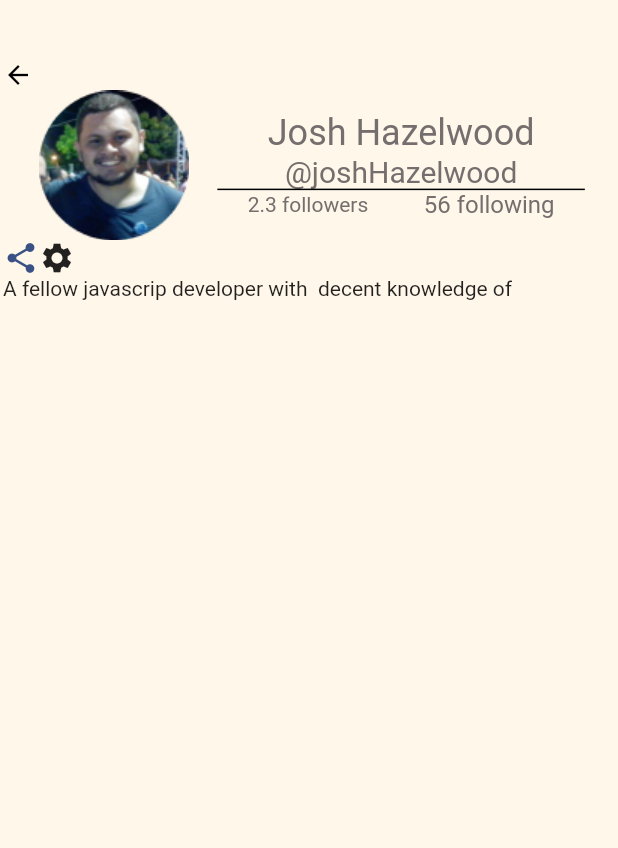
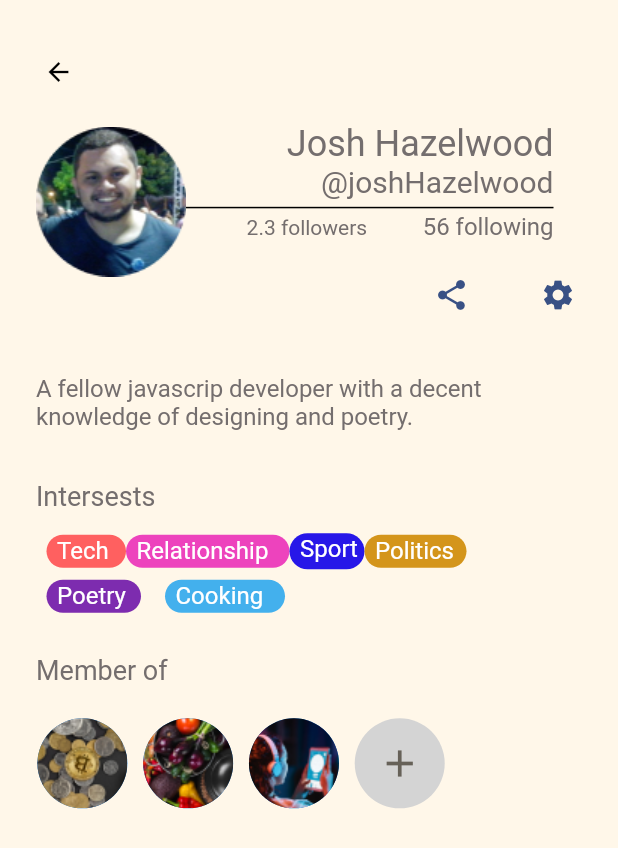
Before and after one commit to marivelmunozm/redSocial, a Flutter app: the PaginaBotton screen opened directly, on a phone screen of 412 x 824 dp. Shown: the top 848 px of the screen. Run offline on Flutter 3.47's test engine with Material 2 defaults, Android fonts, the phone set to English and light mode, and no system bars; Roboto replaces fonts that are missing (Poppins).

Commit message:
imgenes circulares

```diff
--- a/lib/pantallas/pagina_botton.dart
+++ b/lib/pantallas/pagina_botton.dart
@@ -1,40 +1,125 @@
 import 'dart:ui';
 
 import 'package:flutter/material.dart';
+import 'package:hola/pantallas/pagina_room.dart';
 
 class PaginaBotton extends StatelessWidget {
   @override
   Widget build(BuildContext context) {
     return Scaffold(
       backgroundColor: Color(0xFFFFF7E9),
-      body: Padding(
-        padding: const EdgeInsets.all(2.0),
+      body: SizedBox(
+        height: MediaQuery.of(context).size.height * 0.9,
         child: Column(
           children: [
-            Padding(padding: EdgeInsets.only(top: 38.25, right: 40)),
             Row(
               children: [
-                Icon(
+                Padding(
+                  padding: const EdgeInsets.only(top: 38.25, left: 29),
+                  child: Icon(
                     Icons.arrow_back,
                     color: Color(0xFF000000),
                     size: 20,
                   ),
+                ),
               ],
             ),
             crearNombre(),
+            crearIcono(),
+            SizedBox(
+              height: 41,
+            ),
+            crearTexto(detalle: "A fellow javascrip developer with a decent"),
+            crearTexto(detalle: "knowledge of designing and poetry."),
+            SizedBox(
+              height: 33,
+            ),
+            Padding(
+              padding: const EdgeInsets.only(left: 24),
+              child: Row(
+                children: [
+                  Text(
+                    "Intersests",
+                    style: TextStyle(color: Color(0xFF746E6E), fontSize: 18, fontFamily: 'Poppins'),
+                  ),
+                ],
+              ),
+            ),
+            SizedBox(
+              height: 14,
+            ),
+            Padding(
+              padding: const EdgeInsets.only(left: 31, right: 72, bottom: 7),
+              child: Column(
+                children: [
                   Row(
                     children: [
-                Icon(
-                  Icons.share,
-                  color: Color(0xFF395185),
-                ),
-                Icon(Icons.settings)
+                      crearColor(ancho: 53, largo: 22, color: Color(0xFFFF6060), palabra: "Tech"),
+                      crearColor(ancho: 109, largo: 22, color: Color(0xFFED43BD), palabra: "Relationship"),
+                      crearColor(ancho: 50, largo: 24, color: Color(0xFF2717E8), palabra: "Sports"),
+                      crearColor(ancho: 68, largo: 22, color: Color(0xFFD4951B), palabra: "Politics"),
                     ],
                   ),
+                ],
+              ),
+            ),
+            Padding(
+              padding: const EdgeInsets.only(left: 31, right: 72),
+              child: Column(
+                children: [
                   Row(
                     children: [
-                Text("A fellow javascrip developer with  decent knowledge of"),
+                      crearColor(ancho: 63, largo: 22, color: Color(0xFF7D2CAF), palabra: "Poetry"),
+                      SizedBox(
+                        width: 16,
+                      ),
+                      crearColor(ancho: 80, largo: 22, color: Color(0xFF43B0ED), palabra: "Cooking"),
                     ],
+                  ),
+                ],
+              ),
+            ),
+            SizedBox(
+              height: 28,
+            ),
+            Padding(
+              padding: const EdgeInsets.only(left: 24),
+              child: Row(
+                children: [
+                  Text(
+                    "Member of",
+                    style: TextStyle(color: Color(0xFF746E6E), fontSize: 18, fontFamily: 'Poppins'),
+                  ),
+                ],
+              ),
+            ),
+            SizedBox(
+              height: 21.4,
+            ),
+            Padding(
+              padding: const EdgeInsets.only(left: 14.4, right: 105),
+              child: Column(
+                children: [
+                  Row(
+                    mainAxisAlignment: MainAxisAlignment.spaceEvenly,
+                    children: [
+                      crearCirculo(imagen: "assets/Moneda.png"),
+                      crearCirculo(imagen: "assets/verdura.png"),
+                      crearCirculo(imagen: "assets/celular.png"),
+                      InkWell(
+                        child: crearBotton(),
+                        onTap: () {
+                          Navigator.of(context).push(
+                            MaterialPageRoute(
+                              builder: ((context) => PaginaRoom()),
+                            ),
+                          );
+                        },
+                      ),
+                    ],
+                  ),
+                ],
+              ),
             ),
           ],
         ),
@@ -46,17 +131,15 @@ class PaginaBotton extends StatelessWidget {
     return Row(
       children: [
         Padding(
-          padding: EdgeInsets.only(top: 82, left: 24),
-        ),
-        SizedBox(
+          padding: const EdgeInsets.only(top: 26.25, left: 24),
+          child: SizedBox(
             width: 100,
             height: 100,
             child: Image.asset('assets/hombre.png'),
           ),
-        SizedBox(
-          width: 18.9,
         ),
         Column(
+          crossAxisAlignment: CrossAxisAlignment.end,
           children: [
             Text(
               "Josh Hazelwood",
@@ -66,7 +149,9 @@ class PaginaBotton extends StatelessWidget {
               "@joshHazelwood",
               style: TextStyle(color: Color(0xFF746E6E), fontSize: 20, fontFamily: 'Poppins'),
             ),
-            Row(
+            Padding(
+              padding: const EdgeInsets.only(top: 5, bottom: 3),
+              child: Row(
                 children: [
                   Container(
                     width: 245,
@@ -74,6 +159,7 @@ class PaginaBotton extends StatelessWidget {
                     color: Color(0xFF000000),
                   ),
                 ],
+              ),
             ),
             Row(
               children: [
@@ -95,4 +181,89 @@ class PaginaBotton extends StatelessWidget {
       ],
     );
   }
+
+  Widget crearIcono() {
+    return Row(
+      mainAxisAlignment: MainAxisAlignment.end,
+      children: [
+        Icon(
+          Icons.share,
+          color: Color(0xFF395185),
+        ),
+        SizedBox(
+          width: 46.93,
+        ),
+        Padding(
+          padding: const EdgeInsets.only(right: 28),
+          child: Icon(
+            Icons.settings,
+            color: Color(0xFF395185),
+          ),
+        ),
+      ],
+    );
   }
+
+  Widget crearTexto({required String detalle}) {
+    return Padding(
+      padding: const EdgeInsets.only(left: 24, right: 28),
+      child: Row(
+        children: [
+          Text(
+            detalle,
+            style: TextStyle(color: Color(0xFF746E6E), fontSize: 16, fontFamily: 'Poppins'),
+          ),
+        ],
+      ),
+    );
+  }
+
+  Widget crearColor({required double ancho, required double largo, required Color color, required String palabra}) {
+    return Container(
+      width: ancho,
+      height: largo,
+      decoration: BoxDecoration(
+        borderRadius: BorderRadius.circular(15.0),
+        color: color,
+      ),
+      child: Padding(
+        padding: const EdgeInsets.only(top: 1, left: 7),
+        child: Text(
+          palabra,
+          style: TextStyle(color: Color(0xFFFFFFFF), fontSize: 16, fontFamily: 'Poppins'),
+        ),
+      ),
+    );
+  }
+
+  Widget crearCirculo({required String imagen}) {
+    return Container(
+      width: 60,
+      height: 60,
+      child: CircleAvatar(
+        backgroundImage: AssetImage(
+          imagen,
+        ),
+      ),
+    );
+  }
+
+  Widget crearBotton() {
+    return Container(
+      child: Padding(
+        padding: const EdgeInsets.all(15),
+        child: Icon(
+          Icons.add,
+          size: 30,
+          color: Color(0xFF666158),
+        ),
+      ),
+      width: 60,
+      height: 60,
+      decoration: BoxDecoration(
+        borderRadius: BorderRadius.circular(50),
+        color: Color(0xFFD4D4D4),
+      ),
+    );
+  }
+}
--- /dev/null
+++ b/lib/pantallas/pagina_dashboard.dart
@@ -0,0 +1,13 @@
+import 'package:flutter/material.dart';
+
+class PaginaBotton extends StatelessWidget {
+  @override
+  Widget build(BuildContext context) {
+    return Scaffold(
+      backgroundColor: Color(0xFFFF2DD),
+      body: Column(
+        children: [Container()],
+      ),
+    );
+  }
+}
--- /dev/null
+++ b/lib/pantallas/pagina_room.dart
@@ -0,0 +1,13 @@
+import 'package:flutter/material.dart';
+
+class PaginaRoom extends StatelessWidget {
+  @override
+  Widget build(BuildContext context) {
+    return Scaffold(
+      backgroundColor: Color(0xFFFFF2DD),
+      body: Column(
+        children: [],
+      ),
+    );
+  }
+}
```
Also changed, not shown: assets/Moneda.png (added), assets/celular.png (added), assets/vector.png (added), assets/verdura.png (added). Lines whose indentation alone changed are shown as unchanged.
